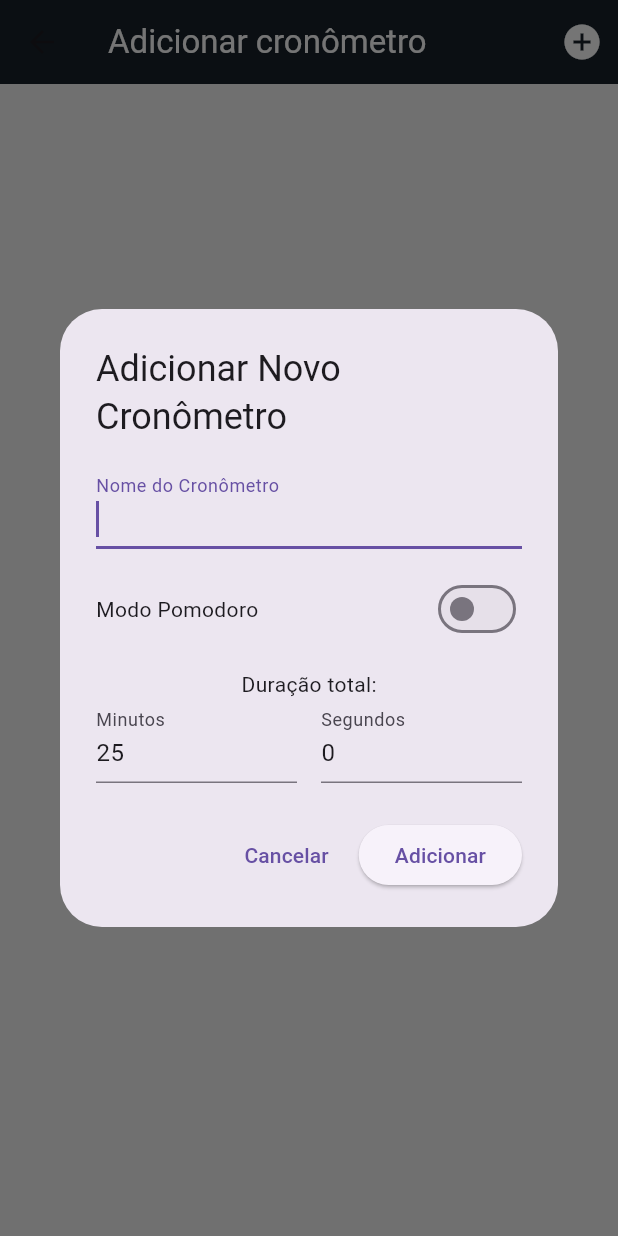
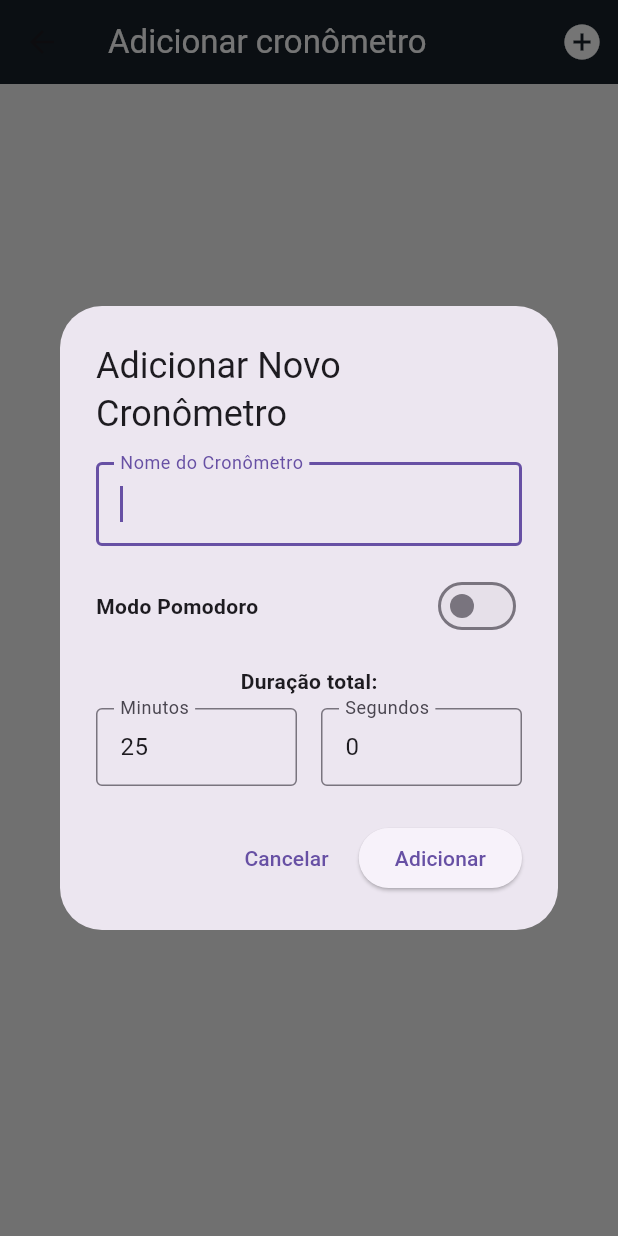
Before and after one commit to MarcelyMelo/DSI_grupo05_2025.1, a Flutter app: the PomodoroScreen screen opened by its route, after a tap on the "add circle" icon, on a phone screen of 412 x 824 dp. Run offline on Flutter 3.47's test engine with Material 3 defaults, Android fonts, the light colour scheme and no system bars.

Commit message:
feat: add nome padrão na criação de timers

```diff
--- /dev/null
+++ b/lib/components/time_inputs/minute_second_input.dart
@@ -0,0 +1,54 @@
+import 'package:flutter/material.dart';
+import 'time_input_field.dart';
+
+class MinuteSecondInput extends StatelessWidget {
+  final String minutesLabel;
+  final String secondsLabel;
+  final TextEditingController minutesController;
+  final TextEditingController secondsController;
+  final ValueChanged<int>? onMinutesChanged;
+  final ValueChanged<int>? onSecondsChanged;
+
+  const MinuteSecondInput({
+    super.key,
+    this.minutesLabel = 'Minutos',
+    this.secondsLabel = 'Segundos',
+    required this.minutesController,
+    required this.secondsController,
+    this.onMinutesChanged,
+    this.onSecondsChanged,
+  });
+
+  @override
+  Widget build(BuildContext context) {
+    return Row(
+      children: [
+        Expanded(
+          child: TimeInputField(
+            label: minutesLabel,
+            controller: minutesController,
+            maxLength: 3,
+            onChanged: (value) {
+              if (onMinutesChanged != null) {
+                onMinutesChanged!(int.tryParse(value) ?? 0);
+              }
+            },
+          ),
+        ),
+        const SizedBox(width: 16),
+        Expanded(
+          child: TimeInputField(
+            label: secondsLabel,
+            controller: secondsController,
+            maxValue: 59,
+            onChanged: (value) {
+              if (onSecondsChanged != null) {
+                onSecondsChanged!(int.tryParse(value) ?? 0);
+              }
+            },
+          ),
+        ),
+      ],
+    );
+  }
+}
--- /dev/null
+++ b/lib/components/time_inputs/time_input_field.dart
@@ -0,0 +1,50 @@
+import 'package:flutter/material.dart';
+import 'package:flutter/services.dart';
+
+class TimeInputField extends StatelessWidget {
+  final String label;
+  final TextEditingController controller;
+  final int maxLength;
+  final int? maxValue;
+  final ValueChanged<String>? onChanged;
+
+  const TimeInputField({
+    super.key,
+    required this.label,
+    required this.controller,
+    this.maxLength = 2,
+    this.maxValue,
+    this.onChanged,
+  });
+
+  @override
+  Widget build(BuildContext context) {
+    return TextField(
+      controller: controller,
+      keyboardType: TextInputType.number,
+      inputFormatters: [
+        FilteringTextInputFormatter.digitsOnly,
+        LengthLimitingTextInputFormatter(maxLength),
+      ],
+      decoration: InputDecoration(
+        labelText: label,
+        border: const OutlineInputBorder(),
+        contentPadding: const EdgeInsets.symmetric(horizontal: 12, vertical: 14),
+      ),
+      onChanged: (value) {
+        if (maxValue != null && value.isNotEmpty) {
+          final intValue = int.tryParse(value) ?? 0;
+          if (intValue > maxValue!) {
+            controller.text = maxValue.toString();
+            controller.selection = TextSelection.fromPosition(
+              TextPosition(offset: controller.text.length),
+            );
+          }
+        }
+        if (onChanged != null) {
+          onChanged!(value);
+        }
+      },
+    );
+  }
+}
--- a/lib/screens/pomodoro_screen.dart
+++ b/lib/screens/pomodoro_screen.dart
@@ -4,18 +4,20 @@ import 'dart:async'; // Adicione esta linha
 import 'package:flutter/services.dart';
 import 'package:dsi_projeto/screens/edit_timer_screen.dart';
 import 'package:flutter/material.dart';
-
+import 'package:dsi_projeto/components/time_inputs/time_input_field.dart';
+import 'package:dsi_projeto/components/time_inputs/minute_second_input.dart';
+import 'package:dsi_projeto/components/time_inputs/pomodoro_time_inputs.dart';
 class TimerModel {
-  String name;
-  int duration; // em segundos
+  final String name;
+  int duration;
   bool isRunning;
   Timer? timer;
-  bool isPomodoro;
-  int studyDuration; // Duração do estudo (em segundos)
-  int breakDuration; // Duração do descanso (em segundos)
-  int intervals; // Quantidade de intervalos
-  int completedIntervals; // Intervalos completados
-  bool isStudyPhase; // Se está na fase de estudo
+  final bool isPomodoro;
+  final int studyDuration;
+  final int breakDuration;
+  final int intervals;
+  int completedIntervals;
+  bool isStudyPhase;
 
   TimerModel({
     required this.name,
@@ -23,12 +25,34 @@ class TimerModel {
     this.isRunning = false,
     this.timer,
     this.isPomodoro = false,
-    this.studyDuration = 25 * 60, // 25 minutos padrão
-    this.breakDuration = 5 * 60, // 5 minutos padrão
-    this.intervals = 4, // 4 intervalos padrão
+    this.studyDuration = 25 * 60,
+    this.breakDuration = 5 * 60,
+    this.intervals = 4,
     this.completedIntervals = 0,
     this.isStudyPhase = true,
   });
+
+  void start(void Function() onTick) {
+    timer?.cancel();
+    isRunning = true;
+    timer = Timer.periodic(const Duration(seconds: 1), (_) => onTick());
+  }
+
+  void stop() {
+    timer?.cancel();
+    isRunning = false;
+  }
+
+  void reset() {
+    stop();
+    duration = isPomodoro ? studyDuration : duration;
+    isStudyPhase = true;
+    completedIntervals = 0;
+  }
+
+  void dispose() {
+    timer?.cancel();
+  }
 }
 class PomodoroScreen extends StatefulWidget {
   const PomodoroScreen({super.key});
@@ -227,32 +251,22 @@ String _formatDuration(int totalSeconds) {
   final seconds = (totalSeconds % 60).toString().padLeft(2, '0');
   return '$minutes:$seconds';
 }
+
 void _showAddTimerDialog(BuildContext context) {
   bool isPomodoro = false;
-  int studyMinutes = 25;
-  int studySeconds = 0;
-  int breakMinutes = 5;
-  int breakSeconds = 0;
-  int intervals = 4;
+  final studyMinutesController = TextEditingController(text: '25');
+  final studySecondsController = TextEditingController(text: '0');
+  final breakMinutesController = TextEditingController(text: '5');
+  final breakSecondsController = TextEditingController(text: '0');
+  final intervalsController = TextEditingController(text: '4');
+  final minutesController = TextEditingController(text: '25');
+  final secondsController = TextEditingController(text: '0');
 
   showDialog(
     context: context,
     builder: (BuildContext context) {
       return StatefulBuilder(
         builder: (context, setState) {
-          var textField = TextField(
-                            keyboardType: TextInputType.number,
-                              inputFormatters: [
-                              FilteringTextInputFormatter.digitsOnly,
-                              LengthLimitingTextInputFormatter(3), // Para limitar a 2 dígitos
-                            ],
-                            decoration: const InputDecoration(
-                              labelText: 'Minutos',
-                            ),
-                            onChanged: (value) {
-                              breakMinutes = int.tryParse(value) ?? 5;
-                            },
-                          );
           return AlertDialog(
             title: const Text('Adicionar Novo Cronômetro'),
             content: SingleChildScrollView(
@@ -263,13 +277,14 @@ void _showAddTimerDialog(BuildContext context) {
                     controller: _timerNameController,
                     decoration: const InputDecoration(
                       labelText: 'Nome do Cronômetro',
+                      border: OutlineInputBorder(),
                     ),
-                      autofocus: true, // Adicione esta linha
+                    autofocus: true,
                   ),
                   const SizedBox(height: 16),
                   Row(
                     children: [
-                      const Text('Modo Pomodoro'),
+                      const Text('Modo Pomodoro', style: TextStyle(fontWeight: FontWeight.bold)),
                       const Spacer(),
                       Switch(
                         value: isPomodoro,
@@ -283,114 +298,20 @@ void _showAddTimerDialog(BuildContext context) {
                   ),
                   if (isPomodoro) ...[
                     const SizedBox(height: 16),
-                    const Text('Tempo de Foco:'),
-                    Row(
-                      children: [
-                        Expanded(
-                          child: TextField(
-                            keyboardType: TextInputType.number,
-                              inputFormatters: [
-                              FilteringTextInputFormatter.digitsOnly,
-                              LengthLimitingTextInputFormatter(3), // Para limitar a 2 dígitos
-                            ],
-                            decoration: const InputDecoration(
-                              labelText: 'Minutos',
-                            ),
-                            onChanged: (value) {
-                              studyMinutes = int.tryParse(value) ?? 25;
-                            },
-                          ),
-                        ),
-                        const SizedBox(width: 16),
-                        Expanded(
-                          child: TextField(
-                            keyboardType: TextInputType.number,
-                              inputFormatters: [
-                              FilteringTextInputFormatter.digitsOnly,
-                              LengthLimitingTextInputFormatter(2), // Para limitar a 2 dígitos
-                            ],
-                            decoration: const InputDecoration(
-                              labelText: 'Segundos',
-                            ),
-                            onChanged: (value) {
-                              studySeconds = int.tryParse(value) ?? 0;
-                            },
-                          ),
-                        ),
-                      ],
-                    ),
-                    const SizedBox(height: 8),
-                    const Text('Tempo de descanso:'),
-                    Row(
-                      children: [
-                        Expanded(
-                          child: textField,
-                        ),
-                        const SizedBox(width: 16),
-                        Expanded(
-                          child: TextField(
-                            keyboardType: TextInputType.number,
-                              inputFormatters: [
-                              FilteringTextInputFormatter.digitsOnly,
-                              LengthLimitingTextInputFormatter(2), // Para limitar a 2 dígitos
-                            ],
-                            decoration: const InputDecoration(
-                              labelText: 'Segundos',
-                            ),
-                            onChanged: (value) {
-                              breakSeconds = int.tryParse(value) ?? 0;
-                            },
-                          ),
-                        ),
-                      ],
-                    ),
-                    const SizedBox(height: 8),
-                    TextField(
-                      keyboardType: TextInputType.number,
-                        inputFormatters: [
-                              FilteringTextInputFormatter.digitsOnly,
-                              LengthLimitingTextInputFormatter(2), // Para limitar a 2 dígitos
-                            ],
-                      decoration: const InputDecoration(
-                        labelText: 'Quantidade de intervalos',
-                      ),
-                      onChanged: (value) {
-                        intervals = int.tryParse(value) ?? 4;
-                      },
+                    PomodoroTimeInputs(
+                      studyMinutesController: studyMinutesController,
+                      studySecondsController: studySecondsController,
+                      breakMinutesController: breakMinutesController,
+                      breakSecondsController: breakSecondsController,
+                      intervalsController: intervalsController,
                     ),
                   ] else ...[
                     const SizedBox(height: 16),
-                    const Text('Duração total:'),
-                    Row(
-                      children: [
-                        Expanded(
-                          child: TextField(
-                            controller: _minutesController,
-                            keyboardType: TextInputType.number,
-                              inputFormatters: [
-                              FilteringTextInputFormatter.digitsOnly,
-                              LengthLimitingTextInputFormatter(3), // Para limitar a 2 dígitos
-                            ],
-                            decoration: const InputDecoration(
-                              labelText: 'Minutos',
-                            ),
-                          ),
-                        ),
-                        const SizedBox(width: 16),
-                        Expanded(
-                          child: TextField(
-                            controller: _secondsController,
-                            keyboardType: TextInputType.number,
-                              inputFormatters: [
-                              FilteringTextInputFormatter.digitsOnly,
-                              LengthLimitingTextInputFormatter(2), // Para limitar a 2 dígitos
-                            ],
-                            decoration: const InputDecoration(
-                              labelText: 'Segundos',
-                            ),
-                          ),
-                        ),
-                      ],
+                    const Text('Duração total:', style: TextStyle(fontWeight: FontWeight.bold)),
+                    const SizedBox(height: 8),
+                    MinuteSecondInput(
+                      minutesController: minutesController,
+                      secondsController: secondsController,
                     ),
                   ],
                 ],
@@ -403,29 +324,32 @@ void _showAddTimerDialog(BuildContext context) {
               ),
               ElevatedButton(
                 onPressed: () {
-    if (_timerNameController.text.isEmpty) {
-      ScaffoldMessenger.of(context).showSnackBar(
-        const SnackBar(content: Text('Digite um nome para o cronômetro')));
-      return;
-    }
+                  // if (_timerNameController.text.isEmpty) {
+                  //   ScaffoldMessenger.of(context).showSnackBar(
+                  //     const SnackBar(content: Text('Digite um nome para o cronômetro')));
+                  //   return;
+                  // }
 
                   if (isPomodoro) {
+                    final breakMinutes = int.tryParse(breakMinutesController.text) ?? 5;
+                    final breakSeconds = int.tryParse(breakSecondsController.text) ?? 0;
+
                     if (!_validateTimeInput(breakMinutes.toString(), breakSeconds.toString())) return;
 
                     _addTimer(
-        _timerNameController.text,
-        (studyMinutes * 60) + studySeconds,
+                      _timerNameController.text, // Pode estar vazio, será tratado
+                      (int.parse(studyMinutesController.text) * 60) + int.parse(studySecondsController.text),
                       isPomodoro: true,
-        studyDuration: (studyMinutes * 60) + studySeconds,
+                      studyDuration: (int.parse(studyMinutesController.text) * 60) + int.parse(studySecondsController.text),
                       breakDuration: (breakMinutes * 60) + breakSeconds,
-        intervals: intervals,
+                      intervals: int.tryParse(intervalsController.text) ?? 4,
                     );
                   } else {
-      if (!_validateTimeInput(_minutesController.text, _secondsController.text)) return;
+                    if (!_validateTimeInput(minutesController.text, secondsController.text)) return;
 
                     _addTimer(
-        _timerNameController.text,
-        (int.parse(_minutesController.text) * 60) + int.parse(_secondsController.text),
+                      _timerNameController.text, // Pode estar vazio, será tratado
+                      (int.parse(minutesController.text) * 60) + int.parse(secondsController.text),
                       isPomodoro: false,
                     );
                   }
@@ -433,13 +357,25 @@ void _showAddTimerDialog(BuildContext context) {
                 },
                 child: const Text('Adicionar'),
               ),
+
             ],
           );
         },
       );
     },
-  );
+  ).then((_) {
+    // Limpar os controladores quando o diálogo for fechado
+    studyMinutesController.dispose();
+    studySecondsController.dispose();
+    breakMinutesController.dispose();
+    breakSecondsController.dispose();
+    intervalsController.dispose();
+    minutesController.dispose();
+    secondsController.dispose();
+  });
 }
+
+
 void _addTimer(
   String name,
   int duration, {
@@ -448,9 +384,23 @@ void _addTimer(
   int breakDuration = 300,
   int intervals = 4,
 }) {
+  // Gerar nome padrão se estiver vazio
+  String finalName = name.trim();
+  if (finalName.isEmpty) {
+    final baseName = isPomodoro ? 'Pomodoro' : 'Temporizador';
+    int counter = 1;
+
+    // Encontrar o próximo número disponível
+    while (_timers.any((t) => t.name == '$baseName$counter')) {
+      counter++;
+    }
+
+    finalName = '$baseName$counter';
+  }
+
   setState(() {
     _timers.add(TimerModel(
-      name: name,
+      name: finalName,
       duration: isPomodoro ? studyDuration : duration,
       isPomodoro: isPomodoro,
       studyDuration: studyDuration,
@@ -458,10 +408,12 @@ void _addTimer(
       intervals: intervals,
     ));
   });
+
   _timerNameController.clear();
   _minutesController.clear();
   _secondsController.clear();
 }
+
 void _resetTimer(int index) {
   setState(() {
     _timers[index].timer?.cancel();
```
Also changed, not shown: lib/components/time_inputs/pomodoro_time_inputs.dart (added, +68 -0 lines). Lines whose indentation alone changed are shown as unchanged.
